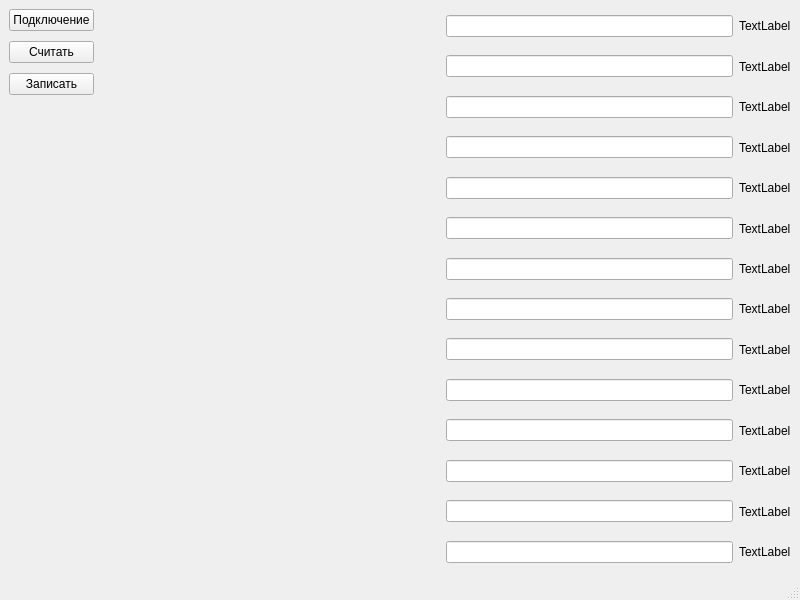
This is mainwindow.ui in postrstk/dump_project1 as Qt 5 draws it before an edit. The edited form follows.
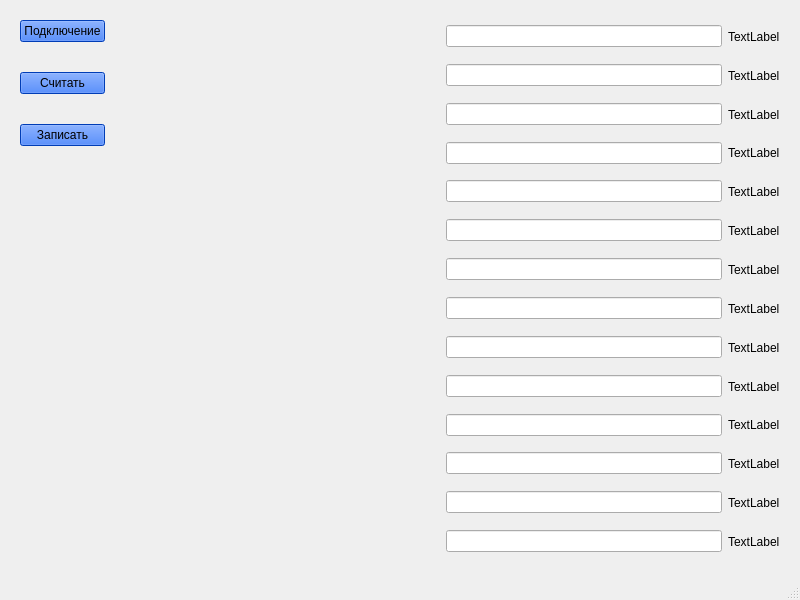
This is the edited form.

Patch:
```diff
--- a/mainwindow.ui
+++ b/mainwindow.ui
@@ -14,11 +14,30 @@
    <string>MainWindow</string>
   </property>
   <widget class="QWidget" name="centralwidget">
+   <property name="styleSheet">
+    <string notr="true">QPushButton {
+	background-color: rgb(0, 85, 255);
+font: 14pt &quot;MS Shell Dlg 2&quot;;
+}
+</string>
+   </property>
    <layout class="QHBoxLayout" name="horizontalLayout_15">
+    <property name="leftMargin">
+     <number>20</number>
+    </property>
+    <property name="topMargin">
+     <number>20</number>
+    </property>
+    <property name="rightMargin">
+     <number>20</number>
+    </property>
+    <property name="bottomMargin">
+     <number>20</number>
+    </property>
     <item>
      <layout class="QVBoxLayout" name="verticalLayout">
       <property name="spacing">
-       <number>10</number>
+       <number>30</number>
       </property>
       <item>
        <widget class="QPushButton" name="button_connect">
```
